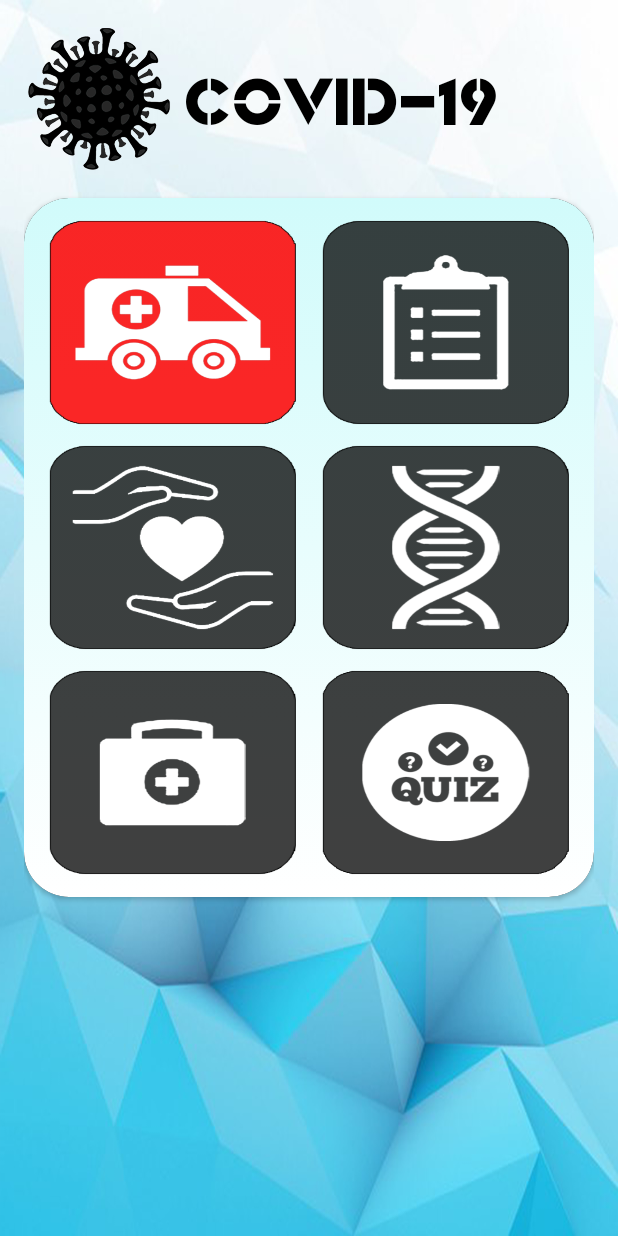
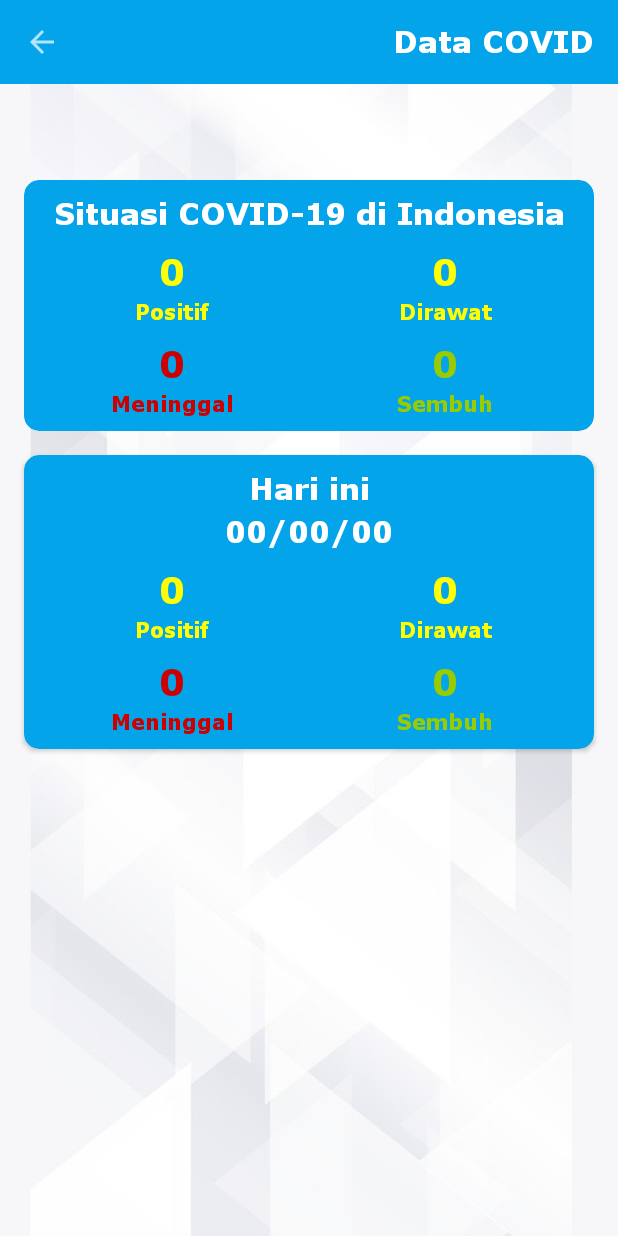
Before and after one commit to andiaqsha99/CoVIDIA, an Android app: the CovidActivity screen opened directly, with no data from a screen before it, after a tap on an icon or button, on a phone screen of 412 x 824 dp. Run offline under Robolectric (Android 15) with nearby library versions, the phone set to English and light mode, and no system bars; our stand-ins replace RxJava; network calls fail.

Commit message:
add api and data layout covid

```diff
--- a/app/src/main/java/com/komas/www/covidia/covid/CovidActivity.kt
+++ b/app/src/main/java/com/komas/www/covidia/covid/CovidActivity.kt
@@ -17,7 +17,7 @@ class CovidActivity : AppCompatActivity() {
             startActivity(Intent(this, CallCovidActivity::class.java))
         }
         iv_data.setOnClickListener{
-
+            startActivity(Intent(this, DataCovidActivity::class.java))
         }
         iv_pencegahan.setOnClickListener{
             startActivity(Intent(this, PencegahanCovidActivity::class.java))
--- /dev/null
+++ b/app/src/main/java/com/komas/www/covidia/covid/DataCovidActivity.kt
@@ -0,0 +1,55 @@
+package com.komas.www.covidia.covid
+
+import androidx.appcompat.app.AppCompatActivity
+import android.os.Bundle
+import android.util.Log
+import androidx.lifecycle.Observer
+import androidx.lifecycle.ViewModelProvider
+import com.komas.www.covidia.R
+import com.komas.www.covidia.data.response.DataCovid
+import kotlinx.android.synthetic.main.activity_data_covid.*
+import kotlinx.android.synthetic.main.layout_toolbar.*
+import java.text.SimpleDateFormat
+import java.util.*
+
+class DataCovidActivity : AppCompatActivity() {
+
+    override fun onCreate(savedInstanceState: Bundle?) {
+        super.onCreate(savedInstanceState)
+        setContentView(R.layout.activity_data_covid)
+        setSupportActionBar(toolbar)
+        supportActionBar?.setDisplayHomeAsUpEnabled(true)
+        tv_title_toolbar.text = "Data COVID"
+
+        val viewModel = ViewModelProvider(
+            this,
+            ViewModelProvider.NewInstanceFactory()
+        )[DataCovidViewModel::class.java]
+
+        viewModel.setDataCovid()
+        viewModel.getDataCovid().observe(this, Observer {
+            val dataCovid = it.last()
+            populateView(dataCovid)
+        })
+    }
+
+    private fun populateView(data: DataCovid) {
+        tv_confirmed.text = data.caseCumulative
+        tv_confirmed_today.text = data.caseToday
+        tv_death.text = data.deathCumulative
+        tv_death_today.text = data.deathToday
+        tv_recovered.text = data.recoveredCumulative
+        tv_recovered_today.text = data.recoveredToday
+        tv_treated.text = data.treatedCumulative
+        tv_treated_today.text = data.treatedToday
+
+        val formatter = SimpleDateFormat("dd MMMM yyyy", Locale.getDefault())
+        val dateToday = formatter.format(Date(data.date))
+        tv_dateToday.text = dateToday
+    }
+
+    override fun onSupportNavigateUp(): Boolean {
+        onBackPressed()
+        return super.onSupportNavigateUp()
+    }
+}
--- /dev/null
+++ b/app/src/main/java/com/komas/www/covidia/covid/DataCovidViewModel.kt
@@ -0,0 +1,40 @@
+package com.komas.www.covidia.covid
+
+import androidx.lifecycle.LiveData
+import androidx.lifecycle.MutableLiveData
+import androidx.lifecycle.ViewModel
+import com.komas.www.covidia.data.remote.NetworkConfig
+import com.komas.www.covidia.data.response.DataCovid
+import com.komas.www.covidia.data.response.DataResponse
+import io.reactivex.Observer
+import io.reactivex.android.schedulers.AndroidSchedulers
+import io.reactivex.disposables.Disposable
+import io.reactivex.schedulers.Schedulers
+
+class DataCovidViewModel: ViewModel() {
+
+    private val dataCovid = MutableLiveData<List<DataCovid>>()
+    private val apiService = NetworkConfig.createService()
+
+    fun setDataCovid() {
+        apiService.getIndonesiaCovidInfo().observeOn(AndroidSchedulers.mainThread())
+            .subscribeOn(Schedulers.io())
+            .subscribe (object : Observer<DataResponse> {
+                override fun onComplete() {
+                }
+                override fun onSubscribe(d: Disposable) {
+                }
+                override fun onError(e: Throwable) {
+                }
+
+                override fun onNext(t: DataResponse) {
+                    dataCovid.postValue(t.data)
+                }
+            })
+    }
+
+    fun getDataCovid(): LiveData<List<DataCovid>>{
+        return dataCovid
+    }
+
+}
--- /dev/null
+++ b/app/src/main/java/com/komas/www/covidia/data/remote/Api.kt
@@ -0,0 +1,11 @@
+package com.komas.www.covidia.data.remote
+
+import com.komas.www.covidia.data.response.DataResponse
+import io.reactivex.Observable
+import retrofit2.Call
+import retrofit2.http.GET
+
+interface Api {
+    @GET("api/harian")
+    fun getIndonesiaCovidInfo(): Observable<DataResponse>
+}
--- /dev/null
+++ b/app/src/main/java/com/komas/www/covidia/data/remote/NetworkConfig.kt
@@ -0,0 +1,18 @@
+package com.komas.www.covidia.data.remote
+
+import retrofit2.Retrofit
+import retrofit2.adapter.rxjava2.RxJava2CallAdapterFactory
+import retrofit2.converter.gson.GsonConverterFactory
+
+object NetworkConfig {
+    private fun getNetwork(): Retrofit =
+        Retrofit.Builder()
+        .baseUrl("https://indonesia-covid-19.mathdro.id/")
+        .addConverterFactory(GsonConverterFactory.create())
+        .addCallAdapterFactory(RxJava2CallAdapterFactory.create())
+        .build()
+
+    fun createService(): Api {
+        return getNetwork().create(Api::class.java)
+    }
+}
--- /dev/null
+++ b/app/src/main/java/com/komas/www/covidia/data/response/DataCovid.kt
@@ -0,0 +1,32 @@
+package com.komas.www.covidia.data.response
+
+import com.google.gson.annotations.SerializedName
+
+data class DataCovid(
+    @SerializedName("jumlahKasusKumulatif")
+    val caseCumulative: String ? = null,
+
+    @SerializedName("jumlahKasusBaruperHari")
+    val caseToday: String? = null,
+
+    @SerializedName("jumlahPasienSembuh")
+    val recoveredCumulative: String? = null,
+
+    @SerializedName("jumlahKasusSembuhperHari")
+    val recoveredToday: String? = null,
+
+    @SerializedName("jumlahPasienMeninggal")
+    val deathCumulative: String? = null,
+
+    @SerializedName("jumlahKasusMeninggalperHari")
+    val deathToday: String? = null,
+
+    @SerializedName("jumlahpasiendalamperawatan")
+    val treatedCumulative: String? = null,
+
+    @SerializedName("jumlahKasusDirawatperHari")
+    val treatedToday: String? = null,
+
+    @SerializedName("tanggal")
+    val date: Long = 0
+)
--- /dev/null
+++ b/app/src/main/java/com/komas/www/covidia/data/response/DataResponse.kt
@@ -0,0 +1,5 @@
+package com.komas.www.covidia.data.response
+
+data class DataResponse(
+    val data: List<DataCovid>
+)
--- /dev/null
+++ b/app/src/main/res/layout/activity_data_covid.xml
@@ -0,0 +1,268 @@
+<?xml version="1.0" encoding="utf-8"?>
+<LinearLayout xmlns:android="http://schemas.android.com/apk/res/android"
+    xmlns:tools="http://schemas.android.com/tools"
+    android:layout_width="match_parent"
+    android:layout_height="match_parent"
+    xmlns:app="http://schemas.android.com/apk/res-auto"
+    android:orientation="vertical"
+    android:background="@drawable/background_12"
+    tools:context=".covid.DataCovidActivity">
+
+    <include layout="@layout/layout_toolbar"/>
+
+    <androidx.cardview.widget.CardView
+        android:id="@+id/card_view"
+        android:layout_width="match_parent"
+        android:layout_height="wrap_content"
+        android:layout_marginTop="64dp"
+        android:layout_marginStart="16dp"
+        android:layout_marginEnd="16dp"
+        app:cardBackgroundColor="@color/colorSecondary"
+        app:cardCornerRadius="10dp">
+        <LinearLayout
+            android:layout_width="match_parent"
+            android:layout_height="wrap_content"
+            android:layout_margin="8dp"
+            android:orientation="vertical">
+            <TextView
+                android:layout_width="match_parent"
+                android:layout_height="wrap_content"
+                android:layout_marginBottom="8dp"
+                android:text="Situasi COVID-19 di Indonesia"
+                android:textSize="20sp"
+                android:fontFamily="@font/verdanab"
+                android:textColor="@color/colorAccent"
+                android:textAlignment="center"/>
+            <LinearLayout
+                android:layout_width="match_parent"
+                android:layout_height="wrap_content"
+                android:orientation="horizontal"
+                android:weightSum="2">
+                <TextView
+                    android:id="@+id/tv_confirmed"
+                    android:layout_width="match_parent"
+                    android:layout_height="wrap_content"
+                    android:layout_weight="1"
+                    android:text="0"
+                    android:textSize="24sp"
+                    android:fontFamily="@font/verdanab"
+                    android:textAlignment="center"
+                    android:textColor="#ffff00"/>
+                <TextView
+                    android:id="@+id/tv_treated"
+                    android:layout_width="match_parent"
+                    android:layout_height="wrap_content"
+                    android:layout_weight="1"
+                    android:text="0"
+                    android:textSize="24sp"
+                    android:fontFamily="@font/verdanab"
+                    android:textAlignment="center"
+                    android:textColor="#ffff00"/>
+            </LinearLayout>
+            <LinearLayout
+                android:layout_width="match_parent"
+                android:layout_height="wrap_content"
+                android:orientation="horizontal"
+                android:weightSum="2"
+                android:layout_marginBottom="8dp">
+                <TextView
+                    android:layout_width="match_parent"
+                    android:layout_height="wrap_content"
+                    android:layout_weight="1"
+                    android:text="Positif"
+                    android:fontFamily="@font/verdanab"
+                    android:textAlignment="center"
+                    android:textColor="#ffff00"/>
+                <TextView
+                    android:layout_width="match_parent"
+                    android:layout_height="wrap_content"
+                    android:layout_weight="1"
+                    android:text="Dirawat"
+                    android:fontFamily="@font/verdanab"
+                    android:textAlignment="center"
+                    android:textColor="#ffff00"/>
+            </LinearLayout>
+            <LinearLayout
+                android:layout_width="match_parent"
+                android:layout_height="wrap_content"
+                android:orientation="horizontal"
+                android:weightSum="2">
+                <TextView
+                    android:id="@+id/tv_death"
+                    android:layout_width="match_parent"
+                    android:layout_height="wrap_content"
+                    android:layout_weight="1"
+                    android:text="0"
+                    android:textSize="24sp"
+                    android:fontFamily="@font/verdanab"
+                    android:textAlignment="center"
+                    android:textColor="@android:color/holo_red_dark"/>
+                <TextView
+                    android:id="@+id/tv_recovered"
+                    android:layout_width="match_parent"
+                    android:layout_height="wrap_content"
+                    android:layout_weight="1"
+                    android:text="0"
+                    android:textSize="24sp"
+                    android:fontFamily="@font/verdanab"
+                    android:textAlignment="center"
+                    android:textColor="@android:color/holo_green_light"/>
+            </LinearLayout>
+            <LinearLayout
+                android:layout_width="match_parent"
+                android:layout_height="wrap_content"
+                android:orientation="horizontal"
+                android:weightSum="2">
+                <TextView
+                    android:layout_width="match_parent"
+                    android:layout_height="wrap_content"
+                    android:layout_weight="1"
+                    android:text="Meninggal"
+                    android:textAlignment="center"
+                    android:fontFamily="@font/verdanab"
+                    android:textColor="@android:color/holo_red_dark"/>
+                <TextView
+                    android:layout_width="match_parent"
+                    android:layout_height="wrap_content"
+                    android:layout_weight="1"
+                    android:text="Sembuh"
+                    android:fontFamily="@font/verdanab"
+                    android:textAlignment="center"
+                    android:textColor="@android:color/holo_green_light"/>
+            </LinearLayout>
+        </LinearLayout>
+
+    </androidx.cardview.widget.CardView>
+
+    <androidx.cardview.widget.CardView
+        android:layout_width="match_parent"
+        android:layout_height="wrap_content"
+        android:layout_marginTop="16dp"
+        android:layout_margin="16dp"
+        app:cardBackgroundColor="@color/colorSecondary"
+        app:cardCornerRadius="10dp">
+        <LinearLayout
+            android:layout_width="match_parent"
+            android:layout_height="wrap_content"
+            android:layout_margin="8dp"
+            android:orientation="vertical">
+            <TextView
+                android:layout_width="match_parent"
+                android:layout_height="wrap_content"
+                android:text="Hari ini"
+                android:textSize="20sp"
+                android:fontFamily="@font/verdanab"
+                android:textColor="@color/colorAccent"
+                android:textAlignment="center"/>
+            <TextView
+                android:id="@+id/tv_dateToday"
+                android:layout_width="match_parent"
+                android:layout_height="wrap_content"
+                android:layout_marginBottom="8dp"
+                android:text="00/00/00"
+                android:textSize="20sp"
+                android:fontFamily="@font/verdanab"
+                android:textColor="@color/colorAccent"
+                android:textAlignment="center"/>
+            <LinearLayout
+                android:layout_width="match_parent"
+                android:layout_height="wrap_content"
+                android:orientation="horizontal"
+                android:weightSum="2">
+                <TextView
+                    android:id="@+id/tv_confirmed_today"
+                    android:layout_width="match_parent"
+                    android:layout_height="wrap_content"
+                    android:layout_weight="1"
+                    android:text="0"
+                    android:textSize="24sp"
+                    android:fontFamily="@font/verdanab"
+                    android:textAlignment="center"
+                    android:textColor="#ffff00"/>
+                <TextView
+                    android:id="@+id/tv_treated_today"
+                    android:layout_width="match_parent"
+                    android:layout_height="wrap_content"
+                    android:layout_weight="1"
+                    android:text="0"
+                    android:textSize="24sp"
+                    android:fontFamily="@font/verdanab"
+                    android:textAlignment="center"
+                    android:textColor="#ffff00"/>
+            </LinearLayout>
+            <LinearLayout
+                android:layout_width="match_parent"
+                android:layout_height="wrap_content"
+                android:weightSum="2"
+                android:orientation="horizontal"
+                android:layout_marginBottom="8dp">
+                <TextView
+                    android:layout_width="match_parent"
+                    android:layout_height="wrap_content"
+                    android:layout_weight="1"
+                    android:text="Positif"
+                    android:fontFamily="@font/verdanab"
+                    android:textAlignment="center"
+                    android:textColor="#ffff00"/>
+                <TextView
+                    android:layout_width="match_parent"
+                    android:layout_height="wrap_content"
+                    android:layout_weight="1"
+                    android:text="Dirawat"
+                    android:fontFamily="@font/verdanab"
+                    android:textAlignment="center"
+                    android:textColor="#ffff00"/>
+            </LinearLayout>
+            <LinearLayout
+                android:layout_width="match_parent"
+                android:layout_height="wrap_content"
+                android:orientation="horizontal"
+                android:weightSum="2">
+                <TextView
+                    android:id="@+id/tv_death_today"
+                    android:layout_width="match_parent"
+                    android:layout_height="wrap_content"
+                    android:layout_weight="1"
+                    android:text="0"
+                    android:textSize="24sp"
+                    android:fontFamily="@font/verdanab"
+                    android:textAlignment="center"
+                    android:textColor="@android:color/holo_red_dark"/>
+                <TextView
+                    android:id="@+id/tv_recovered_today"
+                    android:layout_width="match_parent"
+                    android:layout_height="wrap_content"
+                    android:layout_weight="1"
+                    android:text="0"
+                    android:textSize="24sp"
+                    android:fontFamily="@font/verdanab"
+                    android:textAlignment="center"
+                    android:textColor="@android:color/holo_green_light"/>
+            </LinearLayout>
+            <LinearLayout
+                android:layout_width="match_parent"
+                android:layout_height="wrap_content"
+                android:orientation="horizontal"
+                android:weightSum="2">
+                <TextView
+                    android:layout_width="match_parent"
+                    android:layout_height="wrap_content"
+                    android:layout_weight="1"
+                    android:text="Meninggal"
+                    android:textAlignment="center"
+                    android:fontFamily="@font/verdanab"
+                    android:textColor="@android:color/holo_red_dark"/>
+                <TextView
+                    android:layout_width="match_parent"
+                    android:layout_height="wrap_content"
+                    android:layout_weight="1"
+                    android:text="Sembuh"
+                    android:fontFamily="@font/verdanab"
+                    android:textAlignment="center"
+                    android:textColor="@android:color/holo_green_light"/>
+            </LinearLayout>
+        </LinearLayout>
+
+    </androidx.cardview.widget.CardView>
+
+</LinearLayout>
--- a/app/src/main/res/layout/layout_toolbar.xml
+++ b/app/src/main/res/layout/layout_toolbar.xml
@@ -6,10 +6,10 @@
     xmlns:android="http://schemas.android.com/apk/res/android">
     <TextView
         android:id="@+id/tv_title_toolbar"
+        style="@style/TextAppearance.AppCompat.Widget.ActionBar.Title"
         android:layout_width="match_parent"
         android:layout_height="wrap_content"
         android:text="Title"
-        android:textSize="36sp"
         android:textAlignment="textEnd"
         android:textColor="@color/colorAccent"
         android:fontFamily="@font/verdanab"
```
Also changed, not shown: app/build.gradle (+20 -1 lines), app/src/main/AndroidManifest.xml (+7 -4 lines).
